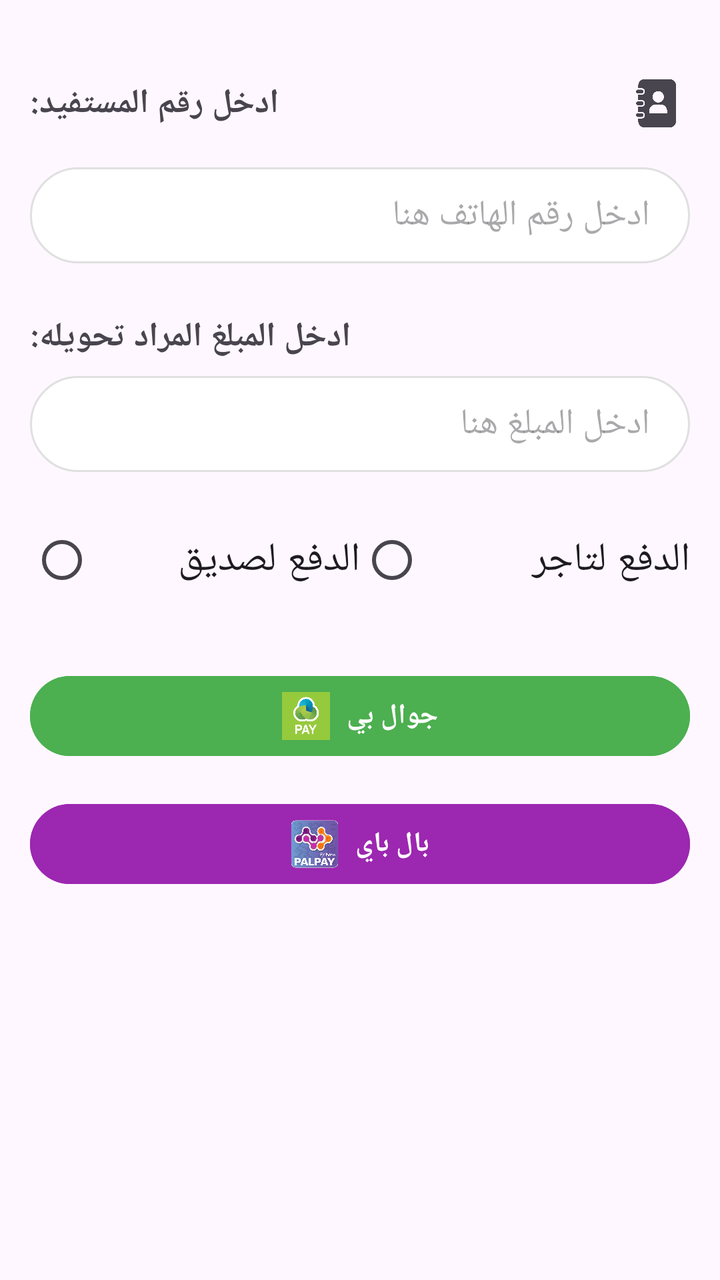
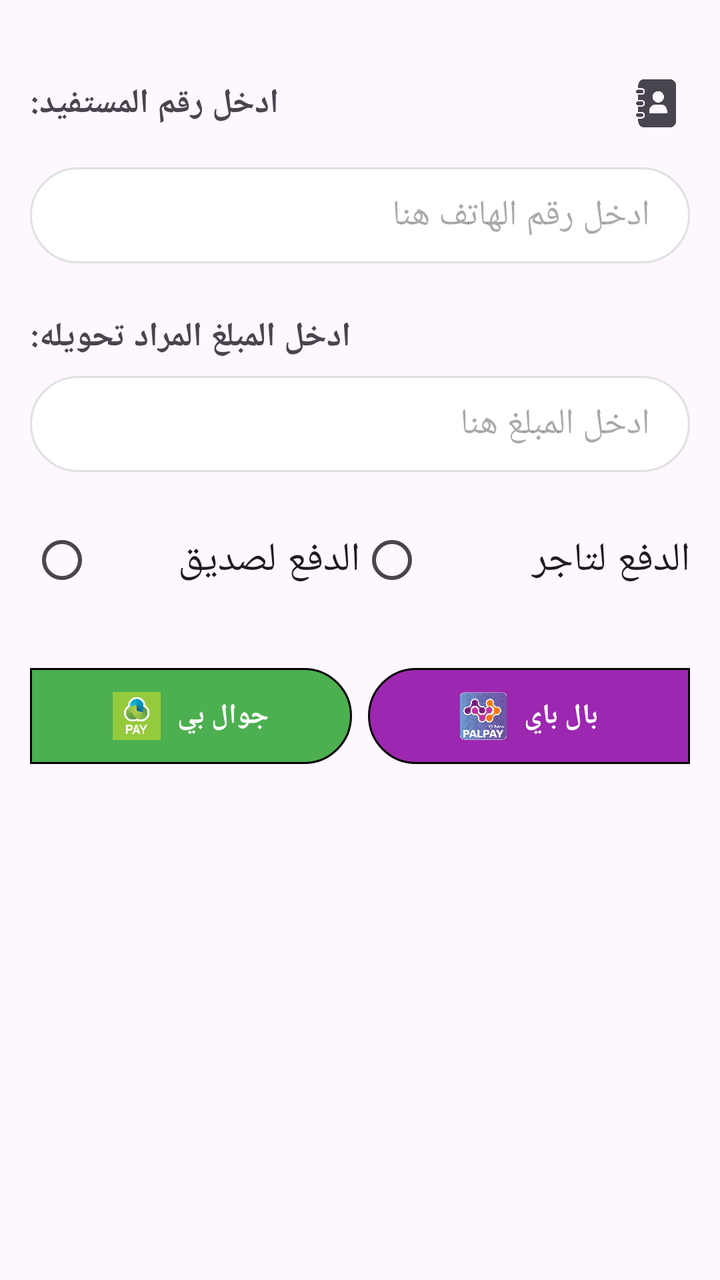

Compare the two renders of this Android layout. The source of the first and the diff that turns it into the second are given below.
<!-- AndroidManifest.xml: application theme Theme.USSD -->
<!-- res/layout/activity_main.xml -->
<?xml version="1.0" encoding="utf-8"?>
<ScrollView xmlns:android="http://schemas.android.com/apk/res/android"
    xmlns:app="http://schemas.android.com/apk/res-auto"
    xmlns:tools="http://schemas.android.com/tools"
    android:layout_width="match_parent"
    android:layout_height="match_parent"
    android:fillViewport="true">

    <androidx.constraintlayout.widget.ConstraintLayout
        android:id="@+id/main"
        android:layout_width="match_parent"
        android:layout_height="wrap_content"
        android:paddingBottom="24dp"
        tools:context=".MainActivity">

        <TextView
            android:id="@+id/numTv"
            android:layout_width="wrap_content"
            android:layout_height="wrap_content"
            android:layout_marginHorizontal="15dp"
            android:layout_marginTop="40dp"
            android:text="ادخل رقم المستفيد:"
            android:textSize="17sp"
            android:textStyle="bold"
            app:layout_constraintStart_toStartOf="parent"
            app:layout_constraintTop_toTopOf="parent" />

        <ImageButton
            android:id="@+id/pickContactBtn"
            android:layout_width="48dp"
            android:layout_height="48dp"
            android:layout_marginEnd="8dp"
            android:background="?attr/selectableItemBackgroundBorderless"
            android:contentDescription="اختر من جهات الاتصال"
            android:padding="12dp"
            android:scaleType="fitCenter"
            android:src="@drawable/contacts"
            app:layout_constraintBottom_toBottomOf="@id/numTv"
            app:layout_constraintEnd_toEndOf="parent"
            app:layout_constraintTop_toTopOf="@id/numTv"
            app:tint="?attr/colorControlNormal" />

        <EditText
            android:id="@+id/numEt"
            android:layout_width="0dp"
            android:layout_height="48dp"
            android:layout_marginHorizontal="15dp"
            android:layout_marginTop="8dp"
            android:background="@drawable/edittext_rounded_bg"
            android:hint="ادخل رقم الهاتف هنا"
            android:inputType="number"
            android:paddingHorizontal="20dp"
            app:layout_constraintEnd_toEndOf="parent"
            app:layout_constraintStart_toStartOf="parent"
            app:layout_constraintTop_toBottomOf="@id/pickContactBtn" />

        <TextView
            android:id="@+id/priceTv"
            android:layout_width="wrap_content"
            android:layout_height="wrap_content"
            android:layout_marginHorizontal="15dp"
            android:layout_marginTop="25dp"
            android:text="ادخل المبلغ المراد تحويله:"
            android:textSize="17sp"
            android:textStyle="bold"
            app:layout_constraintStart_toStartOf="parent"
            app:layout_constraintTop_toBottomOf="@id/numEt" />

        <EditText
            android:id="@+id/priceEt"
            android:layout_width="0dp"
            android:layout_height="48dp"
            android:layout_marginHorizontal="15dp"
            android:layout_marginTop="8dp"
            android:background="@drawable/edittext_rounded_bg"
            android:hint="ادخل المبلغ هنا"
            android:inputType="number"
            android:paddingHorizontal="20dp"
            app:layout_constraintEnd_toEndOf="parent"
            app:layout_constraintStart_toStartOf="parent"
            app:layout_constraintTop_toBottomOf="@id/priceTv" />

        <RadioGroup
            android:id="@+id/typeRg"
            android:layout_width="0dp"
            android:layout_height="wrap_content"
            android:layout_marginHorizontal="15dp"
            android:layout_marginTop="20dp"
            android:orientation="horizontal"
            app:layout_constraintEnd_toEndOf="parent"
            app:layout_constraintStart_toStartOf="parent"
            app:layout_constraintTop_toBottomOf="@id/priceEt">

            <RadioButton
                android:id="@+id/freindPayRb"
                android:layout_width="0dp"
                android:layout_height="wrap_content"
                android:layout_weight="1"
                android:text="الدفع لصديق"
                android:textSize="20sp" />

            <RadioButton
                android:id="@+id/traderPayRb"
                android:layout_width="0dp"
                android:layout_height="wrap_content"
                android:layout_weight="1"
                android:text="الدفع لتاجر"
                android:textSize="20sp" />

        </RadioGroup>

        <Button
            android:id="@+id/callJawwalBt"
            android:layout_width="0dp"
            android:layout_height="wrap_content"
            android:layout_marginHorizontal="15dp"
            android:layout_marginTop="30dp"
            android:backgroundTint="#4CAF50"
            android:text="جوال بي"
            android:textColor="@color/white"
            android:textStyle="bold"
            app:icon="@drawable/jawwal"
            app:iconGravity="textStart"
            app:iconPadding="8dp"
            app:iconSize="24dp"
            app:iconTint="@null"
            app:layout_constraintEnd_toEndOf="parent"
            app:layout_constraintStart_toStartOf="parent"
            app:layout_constraintTop_toBottomOf="@id/typeRg" />

        <Button
            android:id="@+id/callPalpayBt"
            android:layout_width="0dp"
            android:layout_height="wrap_content"
            android:layout_marginHorizontal="15dp"
            android:layout_marginTop="16dp"
            android:backgroundTint="#9C27B0"
            android:text="بال باي"
            android:textColor="@color/white"
            android:textStyle="bold"
            app:icon="@drawable/palpay"
            app:iconGravity="textStart"
            app:iconPadding="8dp"
            app:iconSize="24dp"
            app:iconTint="@null"
            app:layout_constraintEnd_toEndOf="parent"
            app:layout_constraintStart_toStartOf="parent"
            app:layout_constraintTop_toBottomOf="@id/callJawwalBt" />

    </androidx.constraintlayout.widget.ConstraintLayout>

</ScrollView>
<!-- resources referenced by this layout -->
<resources>
  <color name="white">#FFFFFFFF</color>
  <!-- drawable contacts: png bitmap (drawable, 6569 bytes) -->
  <!-- drawable edittext_rounded_bg (drawable) -->
  <?xml version="1.0" encoding="utf-8"?>
  <shape xmlns:android="http://schemas.android.com/apk/res/android" android:shape="rectangle">
      <solid android:color="@color/input_background" />
  
      <stroke
          android:width="1dp"
          android:color="@color/input_stroke" />
  
      <corners android:radius="25dp" />
  </shape>
  <!-- drawable jawwal: png bitmap (drawable, 36925 bytes) -->
  <!-- drawable palpay: png bitmap (drawable, 49196 bytes) -->
  <style name="Theme.USSD" parent="Base.Theme.USSD" />
  <color name="input_background">#FFFFFF</color>
  <color name="input_stroke">#E0E0E0</color>
  <style name="Base.Theme.USSD" parent="Theme.Material3.DayNight.NoActionBar">
          
          
      </style>
</resources>

<!-- the commit's change to res/layout/activity_main.xml (unified diff, before → after) -->
@@ -113,9 +113,9 @@
             android:id="@+id/callJawwalBt"
             android:layout_width="0dp"
             android:layout_height="wrap_content"
-            android:layout_marginHorizontal="15dp"
+            android:layout_marginStart="15dp"
+            android:layout_marginEnd="4dp"
             android:layout_marginTop="30dp"
-            android:backgroundTint="#4CAF50"
             android:text="جوال بي"
             android:textColor="@color/white"
             android:textStyle="bold"
@@ -124,17 +124,18 @@
             app:iconPadding="8dp"
             app:iconSize="24dp"
             app:iconTint="@null"
-            app:layout_constraintEnd_toEndOf="parent"
+            android:background="@drawable/rounded_buttons"
+            app:backgroundTint="@null"
             app:layout_constraintStart_toStartOf="parent"
+            app:layout_constraintEnd_toStartOf="@id/callPalpayBt"
             app:layout_constraintTop_toBottomOf="@id/typeRg" />
 
         <Button
             android:id="@+id/callPalpayBt"
             android:layout_width="0dp"
             android:layout_height="wrap_content"
-            android:layout_marginHorizontal="15dp"
-            android:layout_marginTop="16dp"
-            android:backgroundTint="#9C27B0"
+            android:layout_marginStart="4dp"
+            android:layout_marginEnd="15dp"
             android:text="بال باي"
             android:textColor="@color/white"
             android:textStyle="bold"
@@ -143,9 +144,12 @@
             app:iconPadding="8dp"
             app:iconSize="24dp"
             app:iconTint="@null"
+            android:background="@drawable/rounded_button2"
+            app:backgroundTint="@null"
+            app:layout_constraintStart_toEndOf="@id/callJawwalBt"
             app:layout_constraintEnd_toEndOf="parent"
-            app:layout_constraintStart_toStartOf="parent"
-            app:layout_constraintTop_toBottomOf="@id/callJawwalBt" />
+            app:layout_constraintTop_toTopOf="@id/callJawwalBt"
+            app:layout_constraintBottom_toBottomOf="@id/callJawwalBt" />
 
     </androidx.constraintlayout.widget.ConstraintLayout>
 
<!-- resource entries referenced after the edit -->
@@ -15,9 +15,39 @@
   </shape>
   <!-- drawable jawwal: png bitmap (drawable, 36925 bytes) -->
   <!-- drawable palpay: png bitmap (drawable, 49196 bytes) -->
+  <!-- drawable rounded_button2 (drawable) -->
+  <?xml version="1.0" encoding="utf-8"?>
+  <shape xmlns:android="http://schemas.android.com/apk/res/android">
+      <corners
+          android:topLeftRadius="25dp"
+          android:bottomLeftRadius="25dp"
+          android:topRightRadius="0dp"
+          android:bottomRightRadius="0dp" />
+      <solid android:color="#9C27B0" />
+      <stroke
+          android:color="@color/black"
+          android:width="1dp"
+          />
+  </shape>
+  <!-- drawable rounded_buttons (drawable) -->
+  <?xml version="1.0" encoding="utf-8"?>
+  <shape xmlns:android="http://schemas.android.com/apk/res/android">
+      <corners
+          android:bottomLeftRadius="0dp"
+          android:topLeftRadius="0dp"
+          android:bottomRightRadius="25dp"
+          android:topRightRadius="25dp"
+          />
+      <solid android:color="#4CAF50" />
+      <stroke
+          android:color="@color/black"
+          android:width="1dp"
+          />
+  </shape>
   <style name="Theme.USSD" parent="Base.Theme.USSD" />
   <color name="input_background">#FFFFFF</color>
   <color name="input_stroke">#E0E0E0</color>
+  <color name="black">#FF000000</color>
   <style name="Base.Theme.USSD" parent="Theme.Material3.DayNight.NoActionBar">
           
           
